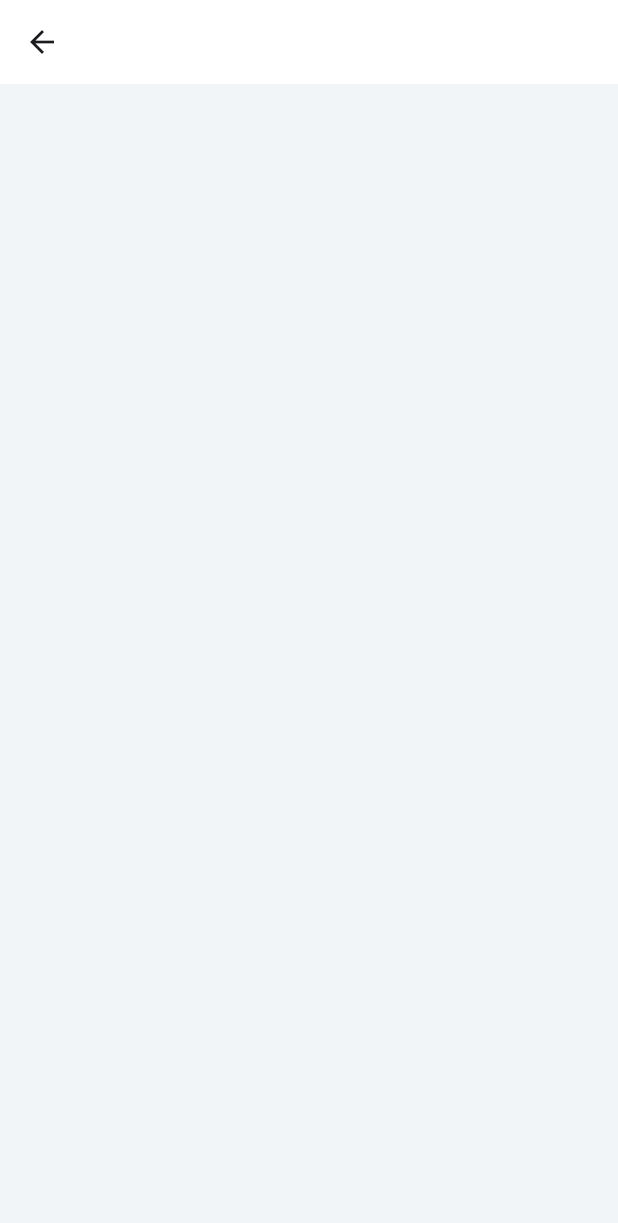
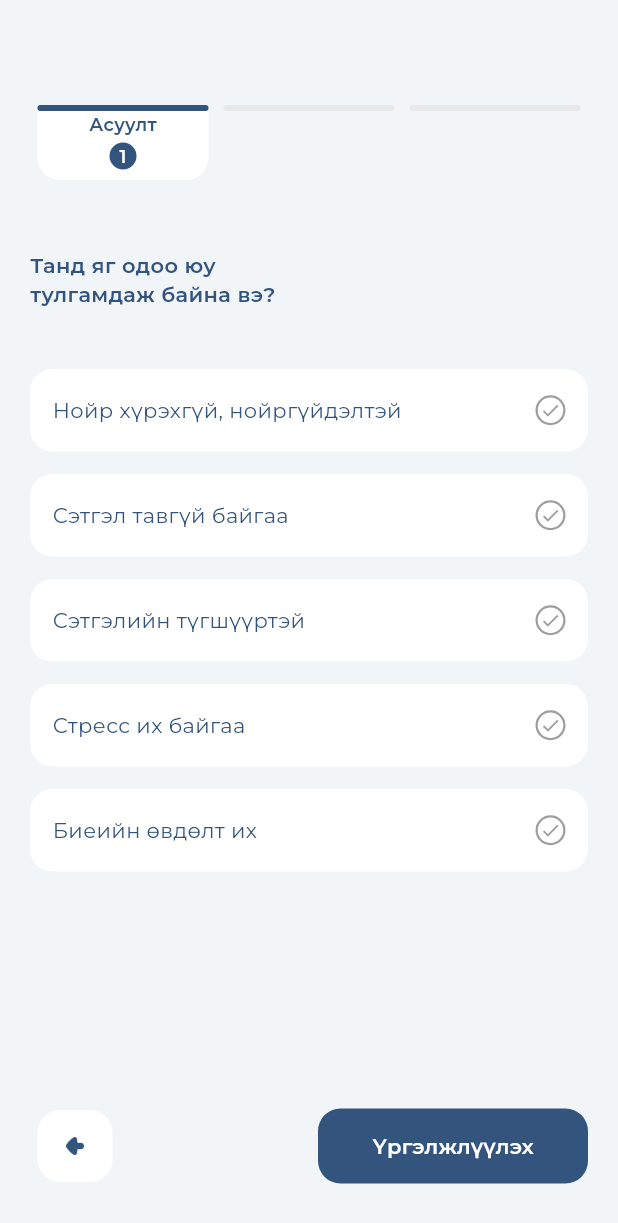
Before and after one commit to Todkhuu/audio_app, a Flutter app: the StartStep screen opened directly, on a phone screen of 412 x 824 dp. Shown: the top 1223 px of the screen. Run offline on Flutter 3.47's test engine with Material 3 defaults, Android fonts, the light colour scheme and no system bars; our stand-ins replace audio_video_progress_bar, carousel_slider, dio, flutter_dash, google_fonts, just_audio and 1 more; accounts and stored records are empty.

Commit message:
start_step_screen & recommended_course_screen

```diff
--- a/lib/screens/auth/forget_screen.dart
+++ b/lib/screens/auth/forget_screen.dart
@@ -53,6 +53,7 @@ class ForgetScreenState extends State<ForgetScreen> {
                           );
                         }
                       : null,
+                  text: 'Алхам',
                 );
               },
             ),
--- a/lib/screens/auth/signup_screen.dart
+++ b/lib/screens/auth/signup_screen.dart
@@ -57,6 +57,7 @@ class SignupScreenState extends State<SignupScreen> {
                           );
                         }
                       : null,
+                  text: 'Алхам',
                 );
               },
             ),
--- a/lib/screens/auth/widgets/step_header.dart
+++ b/lib/screens/auth/widgets/step_header.dart
@@ -4,12 +4,14 @@ class StepHeader extends StatelessWidget {
   final int currentStep;
   final int totalSteps;
   final VoidCallback? onBackPressed;
+  final String text;
 
   const StepHeader({
     super.key,
     required this.currentStep,
     required this.totalSteps,
     this.onBackPressed,
+    required this.text,
   });
 
   @override
@@ -56,13 +58,14 @@ class StepHeader extends StatelessWidget {
                       child: Column(
                         children: [
                           Text(
-                            "Алхам",
+                            text,
                             style: const TextStyle(
                               fontSize: 12,
                               fontWeight: FontWeight.w600,
                               color: Color(0xFF33547D),
                             ),
                           ),
+                          const SizedBox(height: 4),
                           Container(
                             width: 18,
                             height: 18,
--- a/lib/screens/start_step/start_step.dart
+++ b/lib/screens/start_step/start_step.dart
@@ -1,10 +1,155 @@
+import 'package:audio_app_2/screens/auth/widgets/step_header.dart';
+import 'package:audio_app_2/screens/recommended_course/recommended_course_screen.dart';
+import 'package:audio_app_2/screens/start_step/steps/start_step_first.dart';
+import 'package:audio_app_2/screens/start_step/steps/start_step_second.dart';
+import 'package:audio_app_2/screens/start_step/steps/start_step_third.dart';
 import 'package:flutter/material.dart';
 
-class StartStep extends StatelessWidget {
+class StartStep extends StatefulWidget {
   const StartStep({super.key});
+  @override
+  StartStepState createState() => StartStepState();
+}
+
+class StartStepState extends State<StartStep> {
+  final PageController _pageController = PageController();
+  final totalSteps = 3;
+  final _formKeys = [
+    GlobalKey<FormState>(),
+    GlobalKey<FormState>(),
+    GlobalKey<FormState>(),
+  ];
+
+  final ValueNotifier<int> currentStepNotifier = ValueNotifier<int>(1);
+
+  @override
+  void dispose() {
+    currentStepNotifier.dispose();
+    _pageController.dispose();
+    super.dispose();
+  }
 
   @override
   Widget build(BuildContext context) {
-    return Scaffold(appBar: AppBar(title: Text('')));
+    return Scaffold(
+      backgroundColor: Color(0xFFf2f5f7),
+      body: Padding(
+        padding: const EdgeInsets.only(left: 20, top: 70, right: 20),
+        child: Column(
+          children: [
+            ValueListenableBuilder<int>(
+              valueListenable: currentStepNotifier,
+              builder: (context, currentStep, _) {
+                return StepHeader(
+                  currentStep: currentStep,
+                  totalSteps: totalSteps,
+                  onBackPressed: currentStep > 1
+                      ? () {
+                          _pageController.previousPage(
+                            duration: Duration(milliseconds: 300),
+                            curve: Curves.ease,
+                          );
+                        }
+                      : null,
+                  text: 'Асуулт',
+                );
+              },
+            ),
+            Expanded(
+              child: PageView(
+                controller: _pageController,
+                physics: NeverScrollableScrollPhysics(),
+                onPageChanged: (index) {
+                  currentStepNotifier.value = index + 1;
+                },
+                children: [
+                  StartStepFirst(formKey: _formKeys[0]),
+                  StartStepSecond(formKey: _formKeys[1]),
+                  StartStepThird(formKey: _formKeys[2]),
+                ],
+              ),
+            ),
+            Padding(
+              padding: const EdgeInsets.only(left: 5, bottom: 35),
+              child: ValueListenableBuilder<int>(
+                valueListenable: currentStepNotifier,
+                builder: (context, currentStep, _) {
+                  return Row(
+                    mainAxisAlignment: MainAxisAlignment.spaceBetween,
+                    children: [
+                      Container(
+                        width: 50,
+                        decoration: BoxDecoration(
+                          color: Colors.white,
+                          borderRadius: BorderRadius.circular(15),
+                        ),
+                        child: IconButton(
+                          onPressed: () {
+                            if (currentStep > 1) {
+                              _pageController.previousPage(
+                                duration: Duration(milliseconds: 300),
+                                curve: Curves.ease,
+                              );
+                            } else {
+                              Navigator.pop(context);
+                            }
+                          },
+                          icon: Image.asset(
+                            'assets/images/leftarrow.png',
+                            width: 12,
+                          ),
+                        ),
+                      ),
+                      Container(
+                        width: 180,
+                        height: 50,
+                        decoration: BoxDecoration(
+                          color: Color(0xFF33547D),
+                          borderRadius: BorderRadius.circular(15),
+                        ),
+                        child: TextButton(
+                          onPressed: () {
+                            final form =
+                                _formKeys[currentStep - 1].currentState;
+                            if (form != null && form.validate()) {
+                              if (currentStep < totalSteps) {
+                                _pageController.nextPage(
+                                  duration: Duration(milliseconds: 300),
+                                  curve: Curves.ease,
+                                );
+                              } else {
+                                Navigator.push(
+                                  context,
+                                  MaterialPageRoute(
+                                    builder: (context) =>
+                                        RecommendedCourseScreen(),
+                                  ),
+                                );
+                              }
+                            }
+                          },
+                          child: Text(
+                            currentStep == 1
+                                ? 'Үргэлжлүүлэх'
+                                : currentStep == 2
+                                ? 'Үргэлжлүүлэх'
+                                : 'Дуусгах',
+                            style: TextStyle(
+                              fontWeight: FontWeight.w600,
+                              fontSize: 14,
+                              color: Colors.white,
+                            ),
+                          ),
+                        ),
+                      ),
+                    ],
+                  );
+                },
+              ),
+            ),
+          ],
+        ),
+      ),
+    );
   }
 }
--- /dev/null
+++ b/lib/screens/start_step/steps/start_step_first.dart
@@ -0,0 +1,33 @@
+import 'package:audio_app_2/screens/start_step/widgets/option_tile.dart';
+import 'package:audio_app_2/shared/styled_text.dart';
+import 'package:flutter/material.dart';
+
+class StartStepFirst extends StatelessWidget {
+  final GlobalKey<FormState>? formKey;
+  const StartStepFirst({super.key, this.formKey});
+
+  @override
+  Widget build(BuildContext context) {
+    return Column(
+      crossAxisAlignment: CrossAxisAlignment.start,
+      children: [
+        const SizedBox(height: 48),
+        SizedBox(
+          width: 204,
+          child: StyledBodyText('Танд яг одоо юу тулгамдаж байна вэ?'),
+        ),
+        const SizedBox(height: 40),
+        OptionTile(text: 'Нойр хүрэхгүй, нойргүйдэлтэй'),
+        const SizedBox(height: 15),
+        OptionTile(text: 'Сэтгэл тавгүй байгаа'),
+        const SizedBox(height: 15),
+        OptionTile(text: 'Сэтгэлийн түгшүүртэй'),
+        const SizedBox(height: 15),
+        OptionTile(text: 'Стресс их байгаа'),
+        const SizedBox(height: 15),
+        OptionTile(text: 'Биеийн өвдөлт их'),
+        Form(key: formKey, child: SizedBox()),
+      ],
+    );
+  }
+}
--- /dev/null
+++ b/lib/screens/start_step/widgets/option_tile.dart
@@ -0,0 +1,62 @@
+import 'package:flutter/material.dart';
+
+class OptionTile extends StatefulWidget {
+  final String text;
+
+  const OptionTile({super.key, required this.text});
+
+  @override
+  State<OptionTile> createState() => _OptionTileState();
+}
+
+class _OptionTileState extends State<OptionTile> {
+  bool isSelected = false;
+
+  @override
+  Widget build(BuildContext context) {
+    return InkWell(
+      onTap: () {
+        setState(() {
+          isSelected = !isSelected;
+        });
+      },
+      borderRadius: BorderRadius.circular(15),
+      child: Container(
+        height: 55,
+        padding: const EdgeInsets.symmetric(horizontal: 15),
+        decoration: BoxDecoration(
+          color: Colors.white, // Үндсэн container байнга цагаан
+          borderRadius: BorderRadius.circular(15),
+        ),
+        child: Row(
+          children: [
+            Expanded(
+              child: Text(
+                widget.text,
+                style: TextStyle(
+                  fontWeight: FontWeight.w400,
+                  fontSize: 14,
+                  color: Color(0xFF33547D),
+                ),
+              ),
+            ),
+            Container(
+              width: 20,
+              height: 20,
+              decoration: BoxDecoration(
+                color: isSelected ? Color(0xFF33547D) : Colors.white,
+                shape: BoxShape.circle,
+                border: isSelected
+                    ? null
+                    : Border.all(color: Colors.grey, width: 1.5),
+              ),
+              child: isSelected
+                  ? Icon(Icons.check, size: 14, color: Colors.white)
+                  : Icon(Icons.check, size: 14, color: Colors.grey),
+            ),
+          ],
+        ),
+      ),
+    );
+  }
+}
```
Also changed, not shown: lib/screens/recommended_course/recommended_course_screen.dart (added, +39 -0 lines), lib/screens/recommended_course/widgets/recommended_bottom_actions.dart (added, +57 -0 lines), lib/screens/recommended_course/widgets/recommended_heade.dart (added, +74 -0 lines), lib/screens/recommended_course/widgets/recommended_lesson_card.dart (added, +48 -0 lines), lib/screens/recommended_course/widgets/tag_text.dart (added, +18 -0 lines), lib/screens/start_step/steps/start_step_second.dart (added, +35 -0 lines), lib/screens/start_step/steps/start_step_third.dart (added, +35 -0 lines), assets/images/auth/flower.png (added), assets/images/auth/star.png (added).
